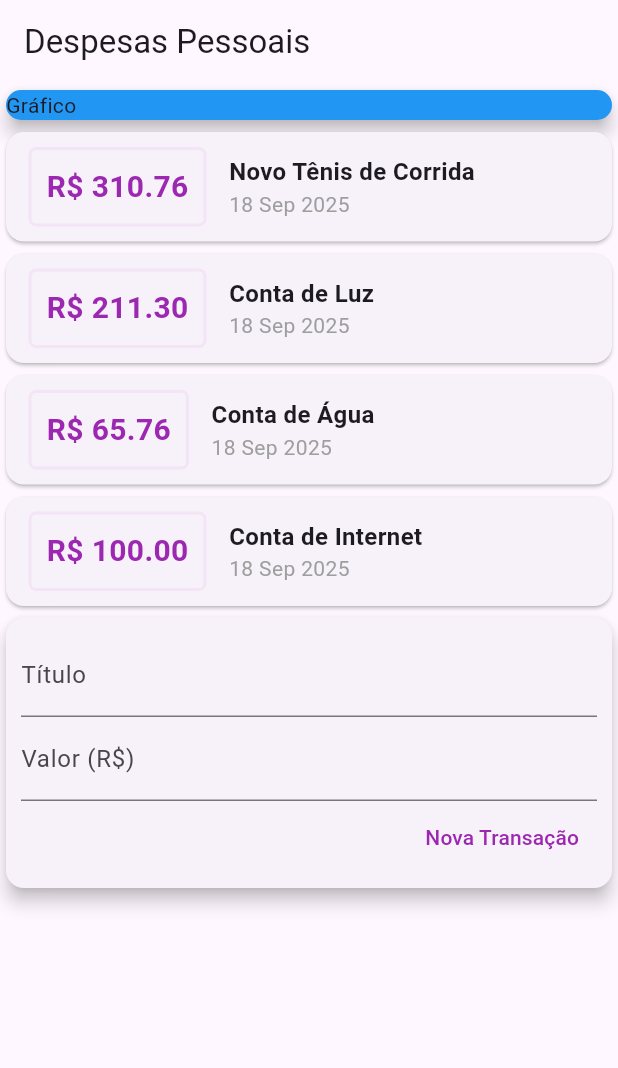
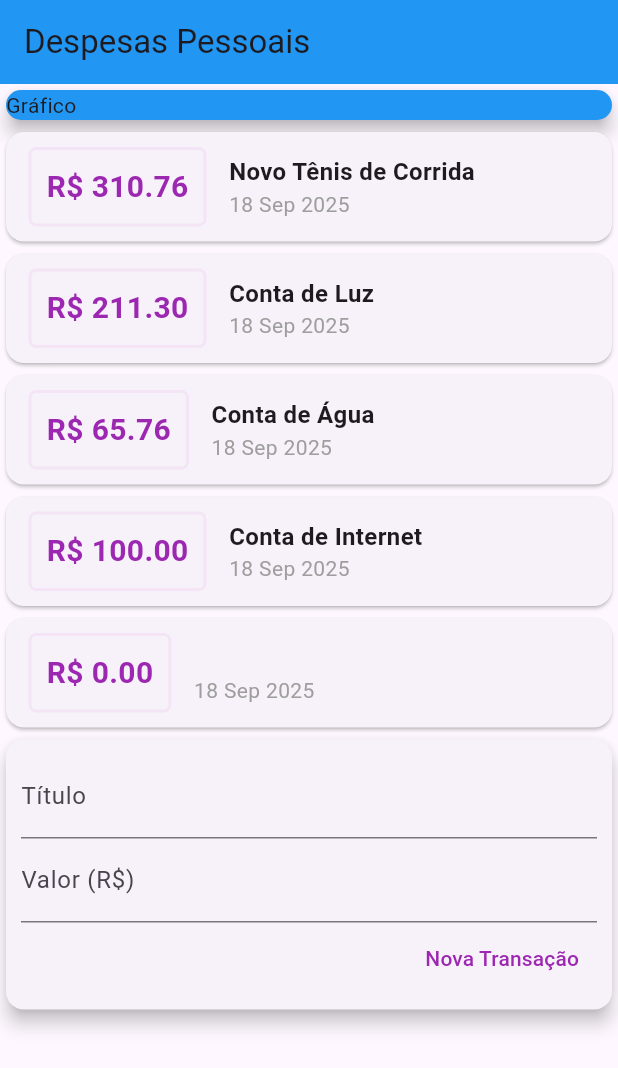
Before and after one commit to rafaelsevla/expenses, a Flutter app: the screen it shows after launch, after a tap on "Nova Transação", on a phone screen of 412 x 824 dp. Shown: the top 1068 px of the screen. Run offline on Flutter 3.47's test engine with Material 3 defaults, Android fonts, the phone set to English and light mode, and no system bars.

Commit message:
add transaction creation from forms

```diff
--- a/lib/components/transaction_form.dart
+++ b/lib/components/transaction_form.dart
@@ -3,6 +3,10 @@ import 'package:flutter/material.dart';
 class TransactionForm extends StatelessWidget {
   final titleController = TextEditingController();
   final valueController = TextEditingController();
+
+  final void Function(String, double) onSubmit;
+
+  TransactionForm(this.onSubmit, {super.key});
 
 
   @override
@@ -26,8 +30,9 @@ class TransactionForm extends StatelessWidget {
               children: [
                 TextButton(
                   onPressed: () {
-                    print('eu' + titleController.text);
-                    print('eu' + valueController.text);
+                    final title = titleController.text;
+                    final value = double.tryParse(valueController.text) ?? 0.0;
+                    onSubmit(title, value);
                   },
                   style: TextButton.styleFrom(foregroundColor: Colors.purple),
                   child: Text('Nova Transação'),
--- a/lib/components/transaction_user.dart
+++ b/lib/components/transaction_user.dart
@@ -1,3 +1,5 @@
+import 'dart:math';
+
 import 'package:expenses/components/transaction_form.dart';
 import 'package:expenses/components/transaction_list.dart';
 import 'package:expenses/models/transaction.dart';
@@ -38,12 +40,25 @@ class _TransactionUserState extends State<TransactionUser> {
     ),
   ];
 
+  _addTransaction (String title, double value) {
+    final newTransaction = Transaction(
+      id: Random().nextDouble().toString(),
+      title: title,
+      value: value,
+      date: DateTime.now(),
+    );
+
+    setState(() {
+      _transactions.add(newTransaction);
+    });
+  }
+
 
   @override
   Widget build(BuildContext context) {
     return Column(children: [
       TransactionList(_transactions),
-      TransactionForm()
+      TransactionForm(_addTransaction)
     ],);
   }
 }
--- a/lib/main.dart
+++ b/lib/main.dart
@@ -18,7 +18,10 @@ class MyHomePage extends StatelessWidget {
   @override
   Widget build(BuildContext context) {
     return Scaffold(
-      appBar: AppBar(title: Text('Despesas Pessoais')),
+      appBar: AppBar(
+        title: Text('Despesas Pessoais'),
+        backgroundColor: Colors.blue,
+      ),
       body: Column(
         crossAxisAlignment: CrossAxisAlignment.stretch,
         children: [
@@ -29,7 +32,7 @@ class MyHomePage extends StatelessWidget {
               child: Text('Gráfico'),
             ),
           ),
-          TransactionUser()
+          TransactionUser(),
         ],
       ),
     );
```
